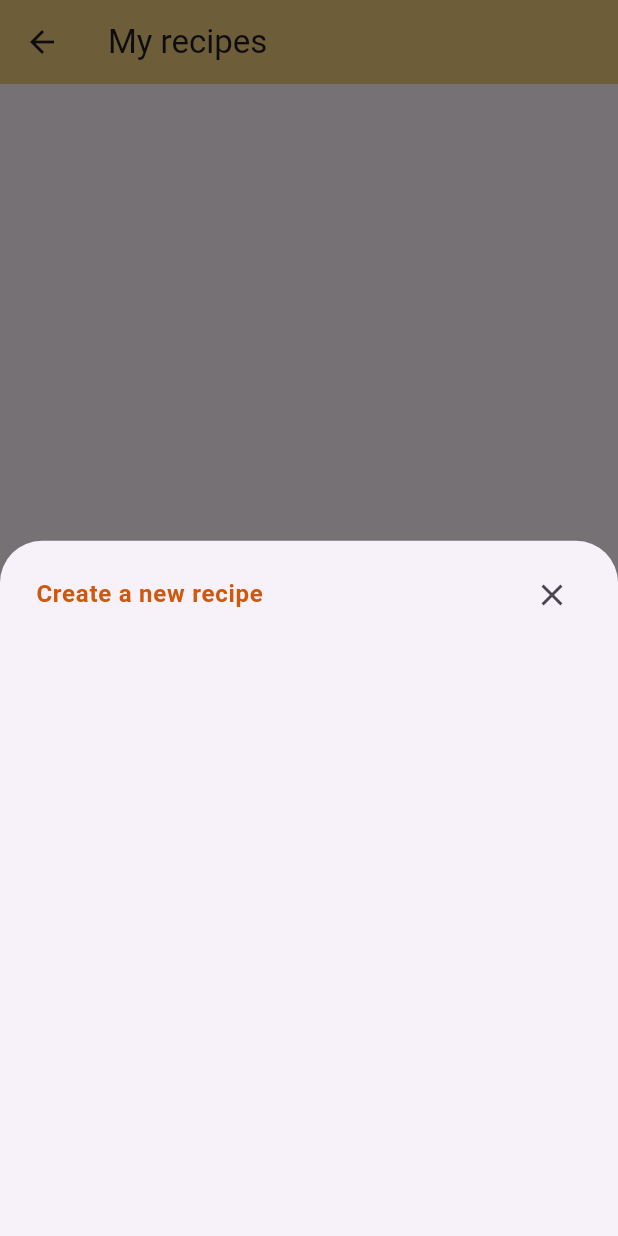
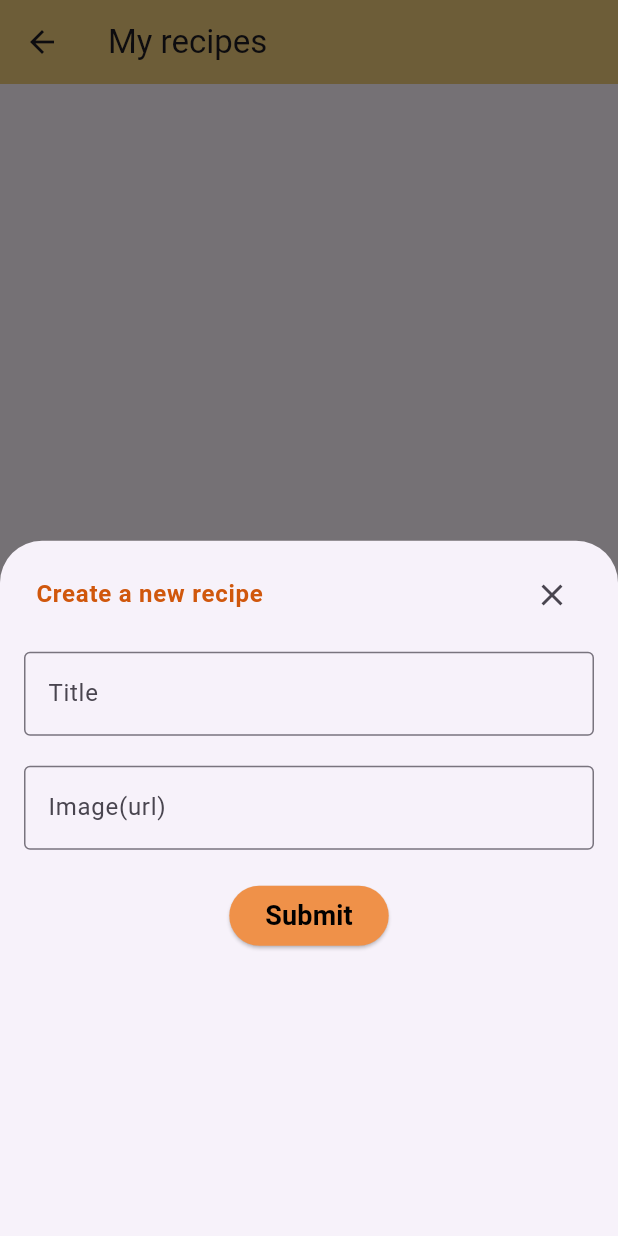
Before and after one commit to orojdz/final_project_app, a Flutter app: the MyRecipes screen opened directly, after a tap on the "add" icon, on a phone screen of 412 x 824 dp. Run offline on Flutter 3.47's test engine with Material 3 defaults, Android fonts, the phone set to English and light mode, and no system bars; our stand-ins replace cloud_firestore, firebase_core, flutter_dotenv; accounts and stored records are empty; Roboto replaces fonts that are missing (Arial).

Commit message:
my recipes screen

```diff
--- a/app/lib/screen/my_recipes.dart
+++ b/app/lib/screen/my_recipes.dart
@@ -1,6 +1,43 @@
 import 'package:flutter/material.dart';
+import 'package:app/model/recipe.dart';
+import 'package:app/ui_widgets/recipes_card.dart';
+import 'package:app/data/recipes_data.dart';
 
-class MyRecipes extends StatelessWidget {
+class MyRecipes extends StatefulWidget {
+  MyRecipes({super.key});
+
+  @override
+  _MyRecipesState createState() => _MyRecipesState();
+}
+
+class _MyRecipesState extends State<MyRecipes> {
+  List<Recipe> newRecipes = [];
+
+  @override
+  void initState() {
+    super.initState();
+    _getRecipes();
+  }
+
+  final _formKey = GlobalKey<FormState>();
+
+  // instacia de la clase que gestiona la collection de firebase
+  final FirebaseService _firebaseService = FirebaseService();
+
+  // set State para añadir nuevas recetas a la lista de recetas
+  void _addRecipe(Recipe recipe) {
+    setState(() {
+      newRecipes.add(recipe);
+    });
+  }
+
+  // Obtiene las recetas de la collection firebase
+  void _getRecipes() async {
+    // método de la clase FirebaseServices
+    newRecipes = await _firebaseService.getRecipes();
+    //setState(() {});
+  }
+
   @override
   Widget build(BuildContext context) {
     return Scaffold(
@@ -8,9 +45,26 @@ class MyRecipes extends StatelessWidget {
         title: const Text('My recipes'),
         backgroundColor: Color.fromARGB(213, 235, 193, 95),
       ),
-      body: Center(
-        child: Text("You haven't created any recipe yet"),
-      ),
+      body: FutureBuilder<List<Recipe>>(
+          future: _firebaseService.getRecipes(),
+          builder: (context, snapshot) {
+            if (snapshot.connectionState == ConnectionState.waiting) {
+              return const Center(
+                  child: CircularProgressIndicator(
+                color: Colors.amber,
+              ));
+            } else if (snapshot.hasError) {
+              return Center(
+                  child: Text('Sorry, something unexpected happened! :('));
+            } else if (!snapshot.hasData) {
+              return Center(
+                child: Text("You haven't created any recipe yet"),
+              );
+            } else {
+              return SingleChildScrollView(
+                  child: _buildRecipeList(snapshot.data!));
+            }
+          }),
       floatingActionButton: Padding(
         padding: const EdgeInsets.all(8.0),
         child: IconButton(
@@ -22,6 +76,22 @@ class MyRecipes extends StatelessWidget {
           tooltip: 'New recipe',
         ),
       ),
+    );
+  }
+
+  /* Construye la lista de recetas */
+  Widget _buildRecipeList(List<Recipe> recipes) {
+    return ListView.builder(
+      shrinkWrap: true,
+      physics: NeverScrollableScrollPhysics(),
+      itemCount: recipes.length,
+      itemBuilder: (context, index) {
+        final recipe = recipes[index];
+        return Padding(
+          padding: const EdgeInsets.all(14.0),
+          child: RecipeCard(recipe: recipe),
+        );
+      },
     );
   }
 
@@ -41,11 +111,16 @@ class MyRecipes extends StatelessWidget {
                       fontWeight: FontWeight.w600,
                       color: Color.fromARGB(255, 208, 87, 12)),
                 ),
+                selectedColor: Colors.white,
                 trailing: Icon(Icons.close),
                 onTap: () {
                   Navigator.pop(context);
                 },
               ),
+              CreateRecipeForm(
+                formKey: _formKey,
+                onRecipeAdded: _addRecipe,
+              )
             ],
           ),
         ),
@@ -53,3 +128,91 @@ class MyRecipes extends StatelessWidget {
     );
   }
 }
+
+class CreateRecipeForm extends StatefulWidget {
+  final GlobalKey<FormState> formKey;
+  final Function(Recipe) onRecipeAdded;
+
+  const CreateRecipeForm(
+      {Key? key, required this.formKey, required this.onRecipeAdded})
+      : super(key: key);
+
+  @override
+  _CreateRecipeFormState createState() => _CreateRecipeFormState();
+}
+
+class _CreateRecipeFormState extends State<CreateRecipeForm> {
+  // Controllers del input de los formularios
+  final TextEditingController _titleController = TextEditingController();
+  final TextEditingController _imageController = TextEditingController();
+
+  final FirebaseService _firebaseService = FirebaseService();
+
+  @override
+  Widget build(BuildContext context) {
+    return Form(
+        key: widget.formKey,
+        child: Column(
+          children: [
+            Padding(
+              padding: const EdgeInsets.symmetric(horizontal: 8, vertical: 10),
+              child: TextFormField(
+                controller: _titleController,
+                decoration: const InputDecoration(
+                    border: OutlineInputBorder(), labelText: "Title"),
+                validator: (value) {
+                  if (value == null || value.isEmpty) {
+                    return 'Camp obligatori!';
+                  }
+                  return null;
+                },
+              ),
+            ),
+            Padding(
+              padding: const EdgeInsets.symmetric(horizontal: 8, vertical: 10),
+              child: TextFormField(
+                controller: _imageController,
+                decoration: const InputDecoration(
+                    border: OutlineInputBorder(), labelText: "Image(url)"),
+                validator: (value) {
+                  if (value == null || value.isEmpty) {
+                    return 'Camp obligatori';
+                  }
+                  return null;
+                },
+              ),
+            ),
+            Padding(
+              padding: const EdgeInsets.symmetric(horizontal: 8, vertical: 10),
+              child: Center(
+                child: ElevatedButton(
+                  onPressed: () async {
+                    if (widget.formKey.currentState!.validate()) {
+                      Recipe newRecipe = Recipe(
+                        label: _titleController.text,
+                        image: _imageController.text,
+                        url: '',
+                      );
+                      await _firebaseService.addRecipe(newRecipe);
+                      widget.onRecipeAdded(newRecipe);
+                      Navigator.pop(context);
+                    }
+                  },
+                  style: ElevatedButton.styleFrom(
+                      backgroundColor: Color.fromARGB(255, 239, 145, 73)),
+                  child: const Text(
+                    'Submit',
+                    style: TextStyle(
+                      fontSize: 18,
+                      fontFamily: 'Arial',
+                      fontWeight: FontWeight.bold,
+                      color: Colors.black,
+                    ),
+                  ),
+                ),
+              ),
+            ),
+          ],
+        ));
+  }
+}
```
